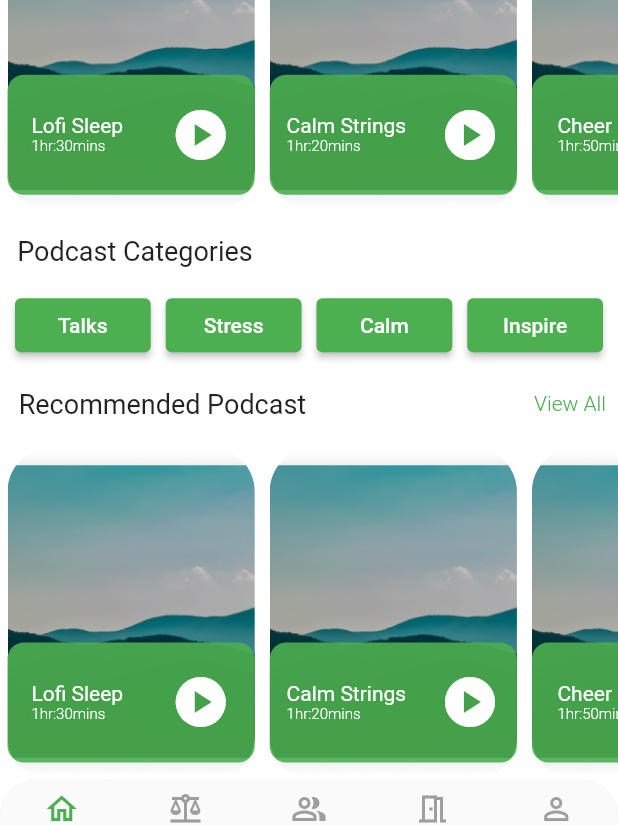
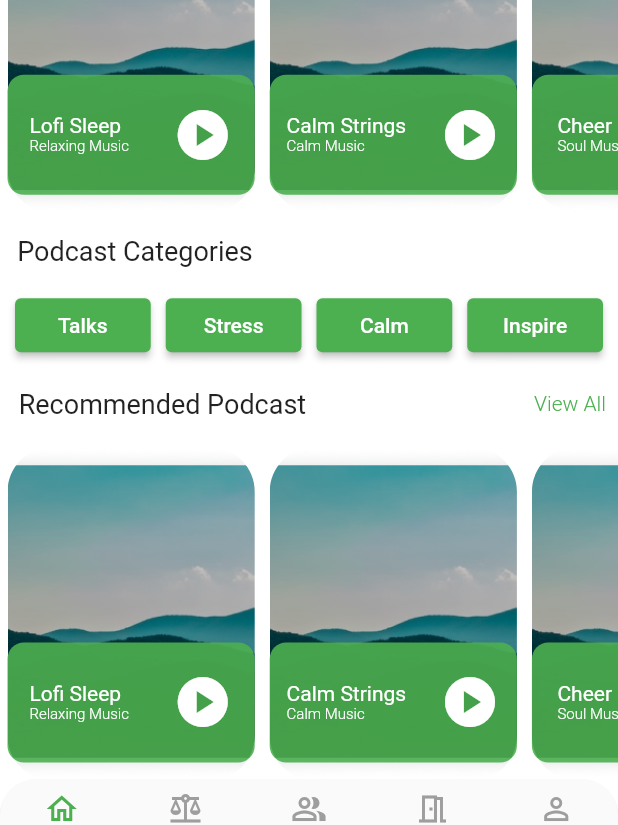
Before and after one commit to SalamiTech/Serenitee-App, a Flutter app: the MusicSelectScreen screen opened directly, scrolled down 202 dp, on a phone screen of 412 x 824 dp. Shown: the part 373-1198 px from the top of the screen. Run offline on Flutter 3.47's test engine with Material 2 defaults, Android fonts, the phone set to English and light mode, and no system bars; our stand-ins replace flutter_svg, get, just_audio, rxdart.

Commit message:
Music 2/3

```diff
--- a/lib/ models/playlist_model.dart
+++ b/lib/ models/playlist_model.dart
@@ -0,0 +1 @@
+class Playlist {}
--- a/lib/ models/song_model.dart
+++ b/lib/ models/song_model.dart
@@ -13,17 +13,17 @@ class Song {
   static List<Song> song = [
     Song(
         title: 'Lofi Sleep',
-        description: '1hr:30mins',
+        description: 'Relaxing Music',
         url: 'assets/first.mp3',
         coverUrl: 'assets/frame1.png'),
     Song(
         title: 'Calm Strings',
-        description: '1hr:20mins',
+        description: 'Calm Music',
         url: 'assets/second.mp3',
         coverUrl: 'assets/frame1.png'),
     Song(
         title: 'Cheer Up',
-        description: '1hr:50mins',
+        description: 'Soul Music',
         url: 'assets/third.mp3',
         coverUrl: 'assets/frame1.png'),
   ];
```
Also changed, not shown: lib/main.dart (+5 -4 lines), lib/pages/music/song_screen.dart (+18 -11 lines).
